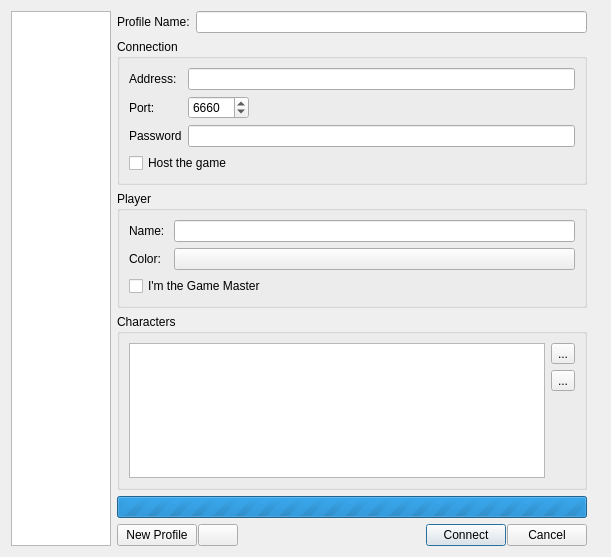
Qt form core/src/network/selectconnectionprofiledialog.ui (Rolisteam/rolisteam) before a commit.
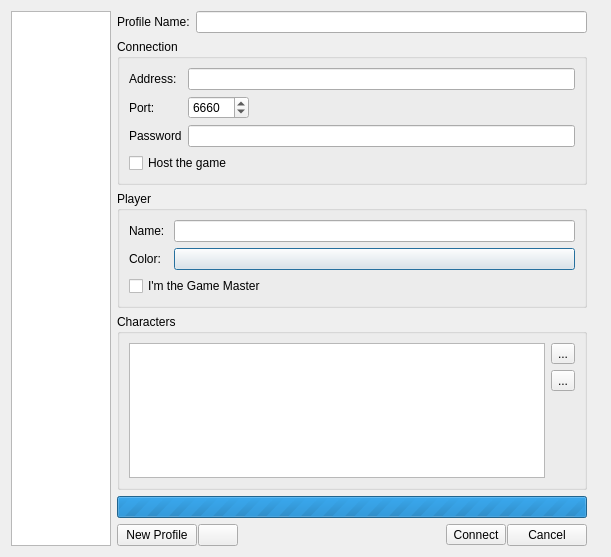
The same form after that commit. Icons and pictures are not drawn. Custom widgets are drawn as their Qt base class.

What changed in the file:
```diff
--- a/core/src/network/selectconnectionprofiledialog.ui
+++ b/core/src/network/selectconnectionprofiledialog.ui
@@ -360,13 +360,10 @@
         </spacer>
        </item>
        <item>
-        <widget class="QPushButton" name="m_connect">
+        <widget class="QToolButton" name="m_connectBtn">
          <property name="text">
           <string>Connect</string>
          </property>
-         <property name="default">
-          <bool>true</bool>
-         </property>
         </widget>
        </item>
        <item>
```
Left out of the diff: 10 changed lines with no effect on the pictures.
